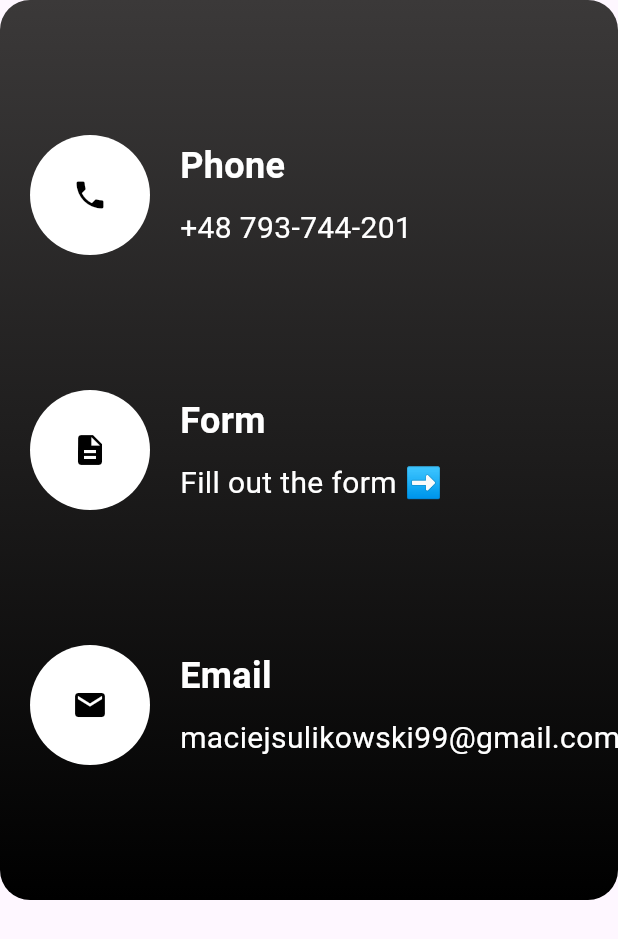
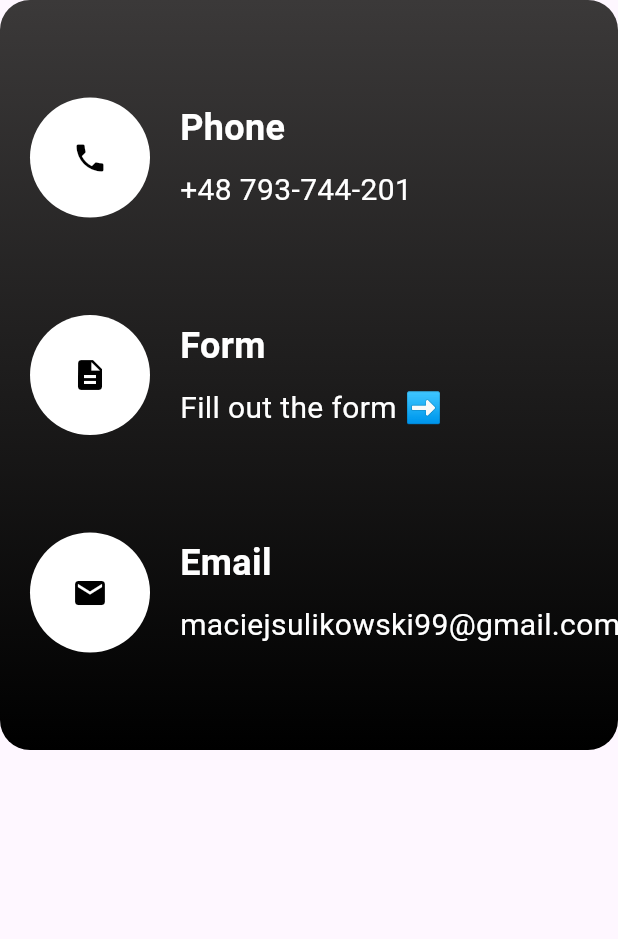
Before and after one commit to maciejsulikowski/my_website, a Flutter app: the LeftContactWidget widget shown alone on an empty page, opened directly, on a phone screen of 412 x 824 dp. Shown: the top 939 px of the screen. Run offline on Flutter 3.47's test engine with Material 3 defaults, Android fonts, the phone set to English and light mode, and no system bars; our stand-ins replace animated_text_kit, google_fonts, lottie, visibility_detector.

Commit message:
Create new files for responsive design

```diff
--- a/lib/app/features/main_layout/main_layout.dart
+++ b/lib/app/features/main_layout/main_layout.dart
@@ -24,7 +24,7 @@ class MainLayout extends StatelessWidget {
             gradient: const LinearGradient(
               colors: [
                 Color.fromRGBO(255, 255, 255, 1),
-                Color.fromRGBO(200, 200, 200, 1),
+                Color.fromRGBO(255, 255, 255, 1),
               ],
               begin: Alignment.topCenter,
               end: Alignment.bottomCenter,
--- a/lib/app/features/widgets/about_me/personal_widget.dart
+++ b/lib/app/features/widgets/about_me/personal_widget.dart
@@ -27,7 +27,7 @@ class _PersonalWidgetState extends State<PersonalWidget> {
               as RenderBox;
       final position = renderBox.localToGlobal(Offset.zero).dy;
       final currentOffset = widget.scrollController.offset;
-      final targetPosition = position + currentOffset;
+      final targetPosition = position + currentOffset + 30;
       widget.scrollController.animateTo(
         targetPosition,
         duration: const Duration(milliseconds: 500),
--- a/lib/app/features/widgets/contact/contact_widget.dart
+++ b/lib/app/features/widgets/contact/contact_widget.dart
@@ -194,7 +194,7 @@ class _ContactWidgetState extends State<ContactWidget>
                   return SlideTransition(
                     position: _rightAnimation,
                     child: Container(
-                      height: 600,
+                      height: 500,
                       width: 500,
                       decoration: BoxDecoration(
                         borderRadius: BorderRadius.circular(20),
--- a/lib/app/features/widgets/contact/left_contact_widget.dart
+++ b/lib/app/features/widgets/contact/left_contact_widget.dart
@@ -7,7 +7,6 @@ import 'package:my_website/app/features/widgets/text_fields/name_widget.dart';
 import 'package:my_website/app/features/widgets/text_fields/subject_widget.dart';
 import 'package:my_website/app/features/widgets/text_fields/surname_widget.dart';
 import 'package:visibility_detector/visibility_detector.dart';
-
 
 class LeftContactWidget extends StatefulWidget {
   const LeftContactWidget({
@@ -49,7 +48,7 @@ class _LeftContactWidgetState extends State<LeftContactWidget>
           return SlideTransition(
             position: _leftAnimation,
             child: Container(
-              height: 600,
+              height: 500,
               width: 500,
               decoration: BoxDecoration(
                 borderRadius: BorderRadius.circular(20),
--- a/lib/app/features/widgets/navigation/navigation_bar.dart
+++ b/lib/app/features/widgets/navigation/navigation_bar.dart
@@ -43,7 +43,7 @@ class _NavigatorBarState extends State<NavigatorBar> {
               as RenderBox;
       final position = renderBox.localToGlobal(Offset.zero).dy;
       final currentOffset = widget.scrollController.offset;
-      final targetPosition = position + currentOffset;
+      final targetPosition = position + currentOffset + 30;
       widget.scrollController.animateTo(
         targetPosition,
         duration: const Duration(milliseconds: 500),
```
Also changed, not shown: lib/app/features/main_layout/narrow_main_layout.dart (added), lib/app/features/main_layout/ultra_wide_main_layout.dart (added), lib/app/features/main_layout/wide_main_layout.dart (added).
